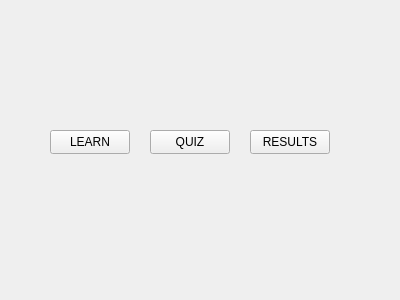
This is A8EduApp/startwidget.ui in University-of-Utah-CS3505/a9-edu-app-f24-00Calvin00 as Qt 5 draws it before an edit. The edited form follows.
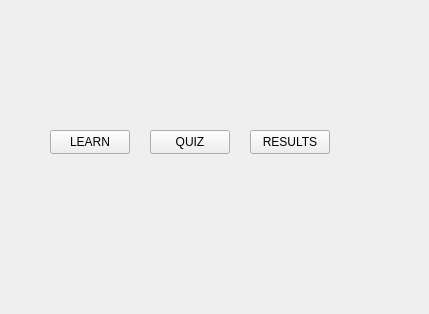
This is the edited form.

The edit to the form file:
```diff
--- a/A8EduApp/startwidget.ui
+++ b/A8EduApp/startwidget.ui
@@ -6,8 +6,8 @@
    <rect>
     <x>0</x>
     <y>0</y>
-    <width>400</width>
-    <height>300</height>
+    <width>429</width>
+    <height>314</height>
    </rect>
   </property>
   <property name="windowTitle">
```
